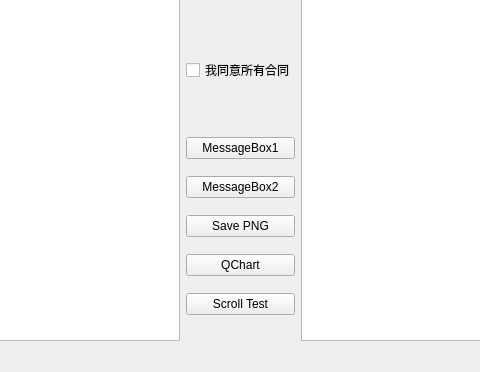
Old version of the form MainWindow.ui in the repository wlffeng2008/SimpleTest; both pictures show x 632 to 1112 and y 358 to 730 of the 1201 by 730 pixel window.
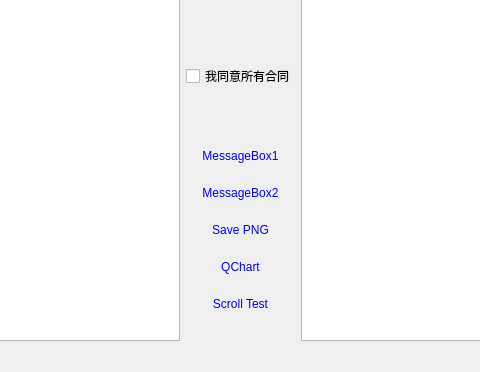
New version of the form. Custom widgets are drawn as their Qt base class.

Diff of the .ui file:
```diff
--- a/MainWindow.ui
+++ b/MainWindow.ui
@@ -13,6 +13,9 @@
   <property name="windowTitle">
    <string>MainWindow</string>
   </property>
+  <property name="styleSheet">
+   <string notr="true">QPushButton{border:2px soild red;color:blue;}</string>
+  </property>
   <widget class="QWidget" name="centralwidget">
    <layout class="QVBoxLayout" name="verticalLayout_4">
     <item>
```
Left out of the diff: 2 changed lines with no effect on the pictures.
